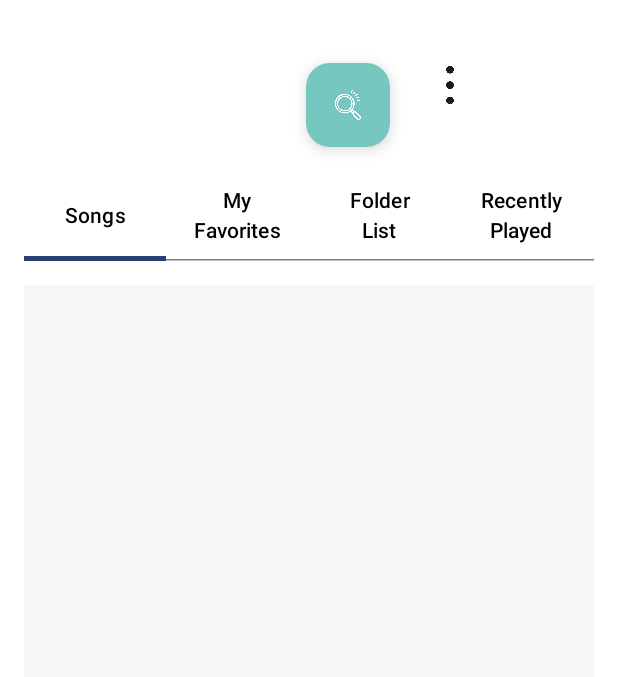
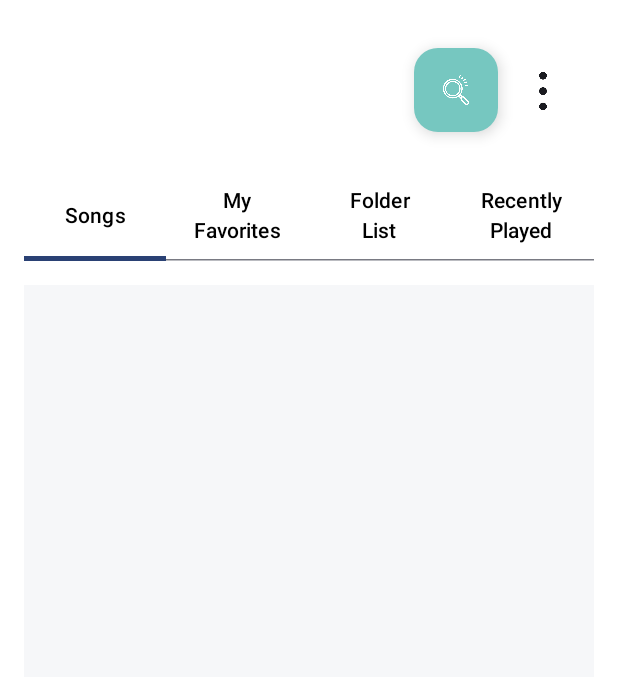
Before and after one commit to kshreeram813/MusicPlayer, an Android app built with Jetpack Compose: the screen it shows after launch (MainActivity), on a phone screen of 412 x 824 dp, the part 102-779 px from its top. Run offline under Robolectric (Android 15) with nearby library versions, the phone set to English and light mode, and no system bars; 1 statement that could not run was skipped.

Commit message:
The padding of moreoption and floating action button of search is fixed

```diff
--- a/app/src/main/java/com/kushwaha/musicplayer/MainActivity.kt
+++ b/app/src/main/java/com/kushwaha/musicplayer/MainActivity.kt
@@ -67,20 +67,22 @@ class MainActivity : ComponentActivity() {
                             style = MaterialTheme.typography.headlineMedium.copy(color = Color.Black),
                             modifier = Modifier.fillMaxWidth().padding(vertical = 16.dp),
                         )
-                        // Floating Button for Search Box
+
                         Row(
                             modifier = Modifier
                                 .fillMaxWidth()
                                 .padding(vertical = 16.dp),
                             horizontalArrangement = Arrangement.End // Aligns elements to the end (right side)
                         ) {
-                            // Add the Search button (already present in your UI)
+                            // Floating Action Button for Search Box
                             FloatingActionButton(
-                                onClick = { showSearchBoxState.showSearchBox = !showSearchBoxState.showSearchBox },
+                                onClick = {
+                                    showSearchBoxState.showSearchBox =
+                                        !showSearchBoxState.showSearchBox
+                                },
                                 modifier = Modifier
-                                    .padding(end = 16.dp)
-                                    .size(56.dp)
-                                    .offset(y = (10).dp), // Adjust the vertical offset if needed
+                                    .padding(end = 8.dp) // Add a little space between the buttons
+                                    .size(56.dp), // Button size
                                 containerColor = Color(0xFF76C7C0)
                             ) {
                                 Icon(
@@ -90,12 +92,13 @@ class MainActivity : ComponentActivity() {
                                     modifier = Modifier.size(24.dp)
                                 )
                             }
-                            // Add the MoreOptionsButton next to the search button
+                            // More Options Button (Three-dot button)
                             MoreOptionsButton(
                                 onSleepModeSelected = { handleSleepMode() },
                                 onAudioEffectSelected = { handleAudioEffects() },
                                 modifier = Modifier
-                                    .padding(end = 16.dp)
+                                    .size(56.dp)
+                                    .padding(top = 4.dp) // Adjust this value to move the button down slightly
                             )
                         }
 
--- a/app/src/main/java/com/kushwaha/musicplayer/MoreOptionsButton.kt
+++ b/app/src/main/java/com/kushwaha/musicplayer/MoreOptionsButton.kt
@@ -28,7 +28,7 @@ fun MoreOptionsButton(
         IconButton(
             onClick = { expanded = true },
             modifier = Modifier
-                .padding(end = 56.dp) // Space from the right to fit next to the search button
+                .padding(end = 12.dp) // Space from the right to fit next to the search button
         ) {
             Icon(
                 painter = painterResource(id = R.drawable.ic_threedot), // Replace with your three-dot icon resource
```
